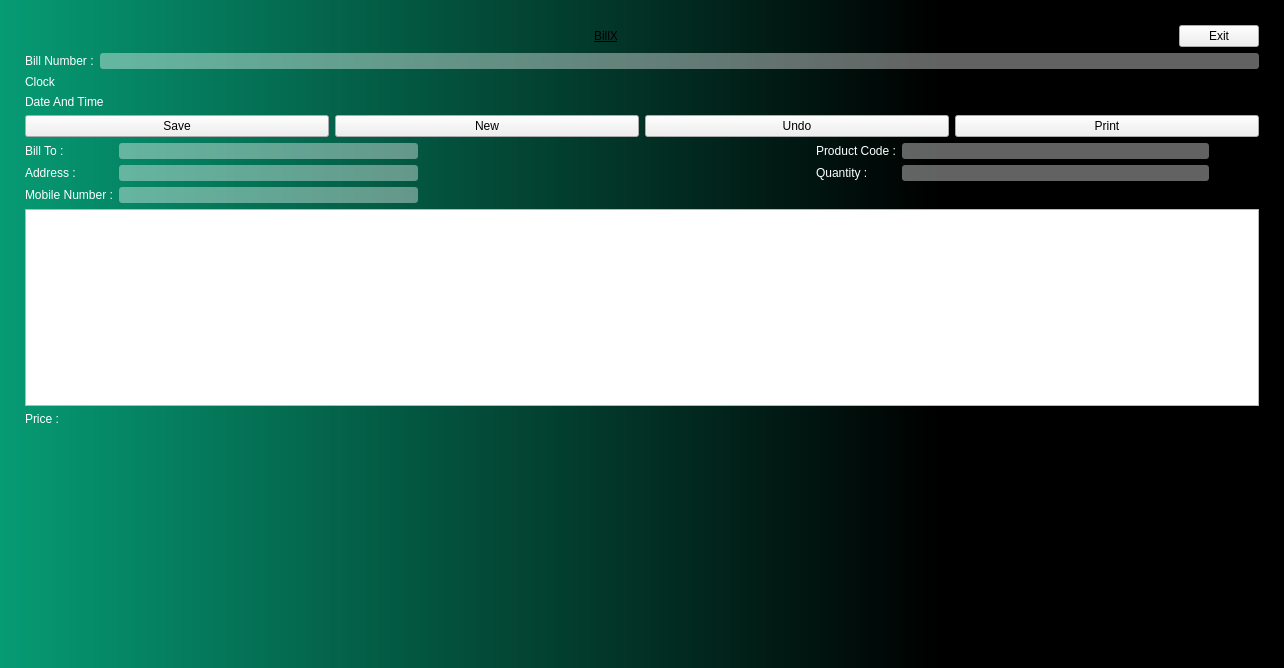
First picture: the form in createbill.ui, repository shashwatkhadka/BillX, before the edit.
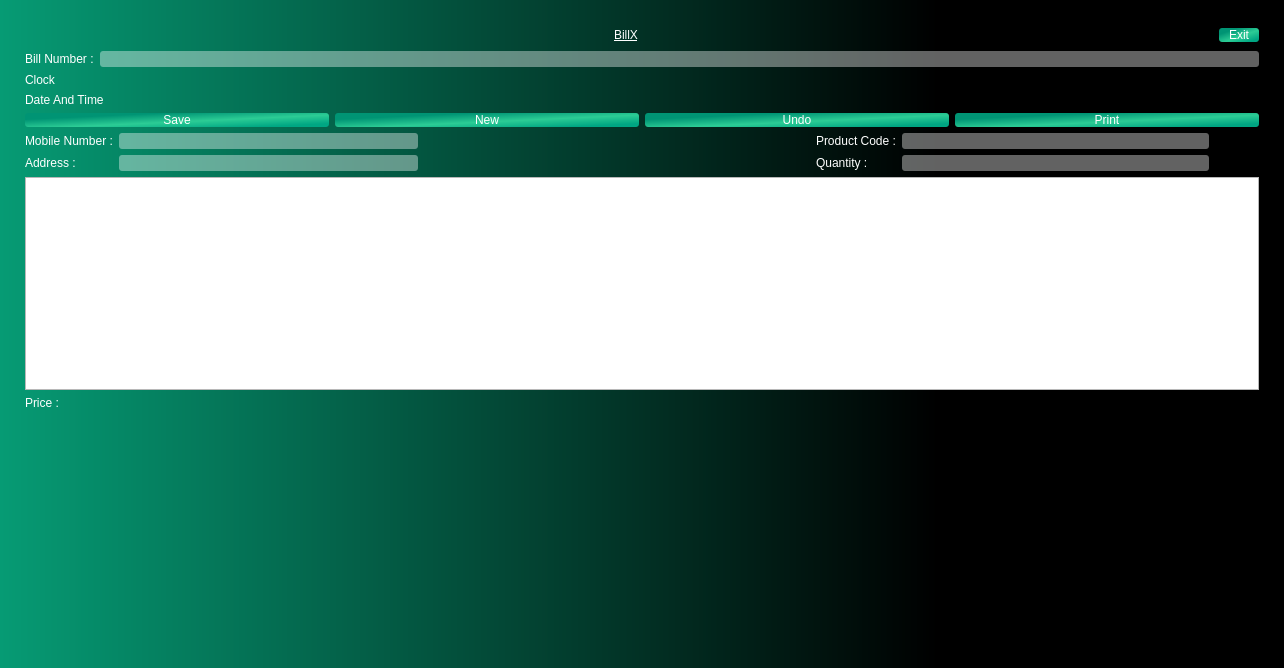
Second picture: the form after the edit.

Patch:
```diff
--- a/createbill.ui
+++ b/createbill.ui
@@ -57,11 +57,9 @@
       <item>
        <widget class="QLabel" name="label">
         <property name="styleSheet">
-         <string notr="true">font: 700 24pt &quot;Segoe Print&quot;;
-font: 9pt &quot;Segoe Print&quot;;
-font: 22pt &quot;Segoe Script&quot;;
-text-decoration: underline;
-font: 36pt &quot;Segoe UI&quot;;</string>
+         <string notr="true">color: rgb(255, 255, 255);
+font: 36pt &quot;Segoe UI&quot;;
+text-decoration: underline;</string>
         </property>
         <property name="text">
          <string>BillX</string>
@@ -83,6 +81,25 @@
       </item>
       <item>
        <widget class="QPushButton" name="pushButton">
+        <property name="sizePolicy">
+         <sizepolicy hsizetype="Minimum" vsizetype="Fixed">
+          <horstretch>0</horstretch>
+          <verstretch>0</verstretch>
+         </sizepolicy>
+        </property>
+        <property name="minimumSize">
+         <size>
+          <width>40</width>
+          <height>0</height>
+         </size>
+        </property>
+        <property name="styleSheet">
+         <string notr="true">background-color: qlineargradient(spread:pad, x1:0, y1:0, x2:1, y2:1, stop:0.232955 rgba(0, 148, 116, 255), stop:0.568182 rgba(44, 204, 149, 255), stop:0.875 rgba(0, 168, 132, 251));
+font: 700 10pt &quot;Segoe UI&quot;;
+color: rgb(255, 255, 255);
+border: 1px;
+border-radius: 3px;</string>
+        </property>
         <property name="text">
          <string>Exit</string>
         </property>
@@ -148,7 +165,14 @@
     <item>
      <layout class="QHBoxLayout" name="horizontalLayout_3">
       <item>
-       <widget class="QPushButton" name="pushButton_3">
+       <widget class="QPushButton" name="pushButton_save">
+        <property name="styleSheet">
+         <string notr="true">background-color: qlineargradient(spread:pad, x1:0, y1:0, x2:1, y2:1, stop:0.232955 rgba(0, 148, 116, 255), stop:0.568182 rgba(44, 204, 149, 255), stop:0.875 rgba(0, 168, 132, 251));
+font: 700 10pt &quot;Segoe UI&quot;;
+color: rgb(255, 255, 255);
+border: 1px;
+border-radius: 3px;</string>
+        </property>
         <property name="text">
          <string>Save</string>
         </property>
@@ -156,6 +180,13 @@
       </item>
       <item>
        <widget class="QPushButton" name="pushButton_2">
+        <property name="styleSheet">
+         <string notr="true">background-color: qlineargradient(spread:pad, x1:0, y1:0, x2:1, y2:1, stop:0.232955 rgba(0, 148, 116, 255), stop:0.568182 rgba(44, 204, 149, 255), stop:0.875 rgba(0, 168, 132, 251));
+font: 700 10pt &quot;Segoe UI&quot;;
+color: rgb(255, 255, 255);
+border: 1px;
+border-radius: 3px;</string>
+        </property>
         <property name="text">
          <string>New</string>
         </property>
@@ -163,13 +194,27 @@
       </item>
       <item>
        <widget class="QPushButton" name="pushButton_4">
+        <property name="styleSheet">
+         <string notr="true">background-color: qlineargradient(spread:pad, x1:0, y1:0, x2:1, y2:1, stop:0.232955 rgba(0, 148, 116, 255), stop:0.568182 rgba(44, 204, 149, 255), stop:0.875 rgba(0, 168, 132, 251));
+font: 700 10pt &quot;Segoe UI&quot;;
+color: rgb(255, 255, 255);
+border: 1px;
+border-radius: 3px;</string>
+        </property>
         <property name="text">
          <string>Undo</string>
         </property>
        </widget>
       </item>
       <item>
-       <widget class="QPushButton" name="pushButton_5">
+       <widget class="QPushButton" name="pushButton_print">
+        <property name="styleSheet">
+         <string notr="true">background-color: qlineargradient(spread:pad, x1:0, y1:0, x2:1, y2:1, stop:0.232955 rgba(0, 148, 116, 255), stop:0.568182 rgba(44, 204, 149, 255), stop:0.875 rgba(0, 168, 132, 251));
+font: 700 10pt &quot;Segoe UI&quot;;
+color: rgb(255, 255, 255);
+border: 1px;
+border-radius: 3px;</string>
+        </property>
         <property name="text">
          <string>Print</string>
         </property>
@@ -185,52 +230,6 @@
       <item>
        <layout class="QFormLayout" name="formLayout">
         <item row="0" column="0">
-         <widget class="QLabel" name="label_4">
-          <property name="styleSheet">
-           <string notr="true">color: rgb(255, 255, 255);
-font: 700 10pt &quot;Segoe UI&quot;;
-</string>
-          </property>
-          <property name="text">
-           <string>Bill To :</string>
-          </property>
-         </widget>
-        </item>
-        <item row="0" column="1">
-         <widget class="QLineEdit" name="lineEdit_3">
-          <property name="styleSheet">
-           <string notr="true">background-color: qlineargradient(spread:pad, x1:0, y1:0, x2:1, y2:1, stop:0 rgba(255, 255, 255, 98));
-font: 700 10pt &quot;Segoe UI&quot;;
-color: rgb(255, 255, 255);
-border: 1px;
-border-radius: 3px;</string>
-          </property>
-         </widget>
-        </item>
-        <item row="1" column="0">
-         <widget class="QLabel" name="label_5">
-          <property name="styleSheet">
-           <string notr="true">color: rgb(255, 255, 255);
-font: 700 10pt &quot;Segoe UI&quot;;
-</string>
-          </property>
-          <property name="text">
-           <string>Address : </string>
-          </property>
-         </widget>
-        </item>
-        <item row="1" column="1">
-         <widget class="QLineEdit" name="lineEdit_2">
-          <property name="styleSheet">
-           <string notr="true">background-color: qlineargradient(spread:pad, x1:0, y1:0, x2:1, y2:1, stop:0 rgba(255, 255, 255, 98));
-font: 700 10pt &quot;Segoe UI&quot;;
-color: rgb(255, 255, 255);
-border: 1px;
-border-radius: 3px;</string>
-          </property>
-         </widget>
-        </item>
-        <item row="2" column="0">
          <widget class="QLabel" name="label_6">
           <property name="styleSheet">
            <string notr="true">color: rgb(255, 255, 255);
@@ -242,8 +241,31 @@
           </property>
          </widget>
         </item>
-        <item row="2" column="1">
-         <widget class="QLineEdit" name="lineEdit_4">
+        <item row="0" column="1">
+         <widget class="QLineEdit" name="lineEdit_mobileno">
+          <property name="styleSheet">
+           <string notr="true">background-color: qlineargradient(spread:pad, x1:0, y1:0, x2:1, y2:1, stop:0 rgba(255, 255, 255, 98));
+font: 700 10pt &quot;Segoe UI&quot;;
+color: rgb(255, 255, 255);
+border: 1px;
+border-radius: 3px;</string>
+          </property>
+         </widget>
+        </item>
+        <item row="1" column="0">
+         <widget class="QLabel" name="label_5">
+          <property name="styleSheet">
+           <string notr="true">color: rgb(255, 255, 255);
+font: 700 10pt &quot;Segoe UI&quot;;
+</string>
+          </property>
+          <property name="text">
+           <string>Address : </string>
+          </property>
+         </widget>
+        </item>
+        <item row="1" column="1">
+         <widget class="QLineEdit" name="lineEdit_add">
           <property name="styleSheet">
            <string notr="true">background-color: qlineargradient(spread:pad, x1:0, y1:0, x2:1, y2:1, stop:0 rgba(255, 255, 255, 98));
 font: 700 10pt &quot;Segoe UI&quot;;
@@ -340,6 +362,10 @@
     </item>
     <item>
      <widget class="QLabel" name="label_value">
+      <property name="styleSheet">
+       <string notr="true">color: rgb(255, 255, 255);
+font: 700 10pt &quot;Segoe UI&quot;;</string>
+      </property>
       <property name="text">
        <string/>
       </property>
```
Left out of the diff: 2 changed lines with no effect on the pictures.
